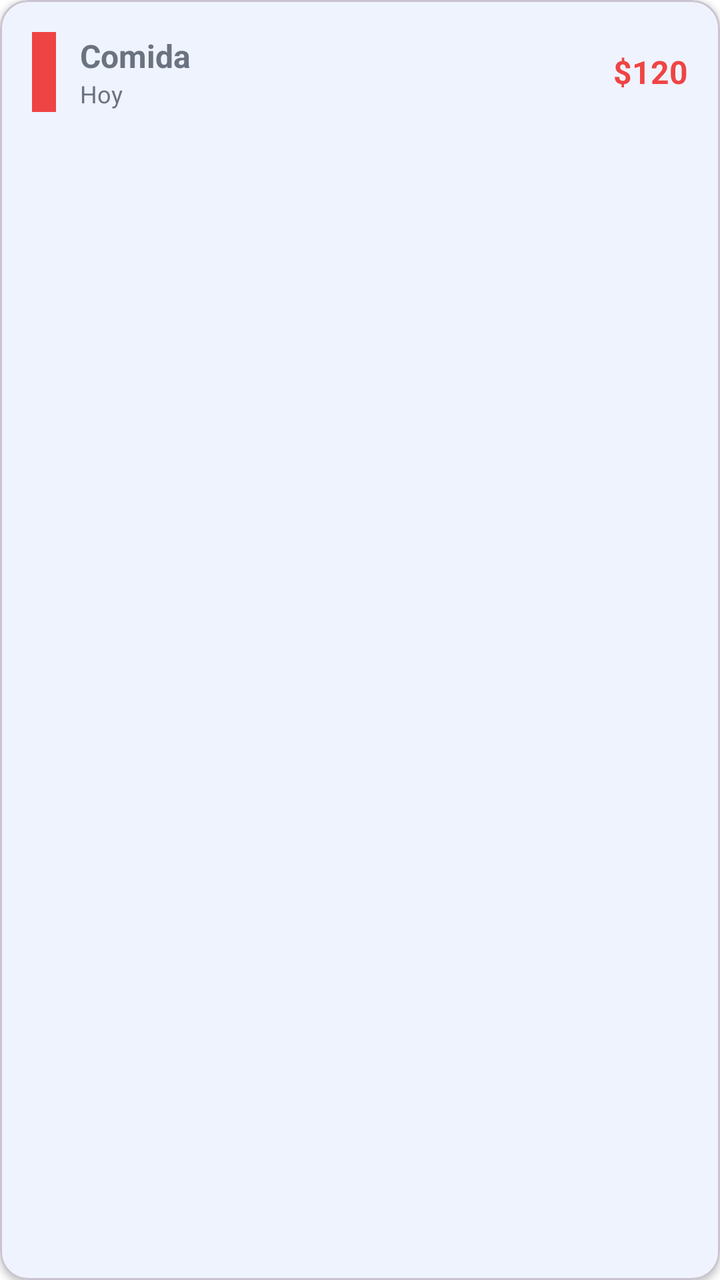
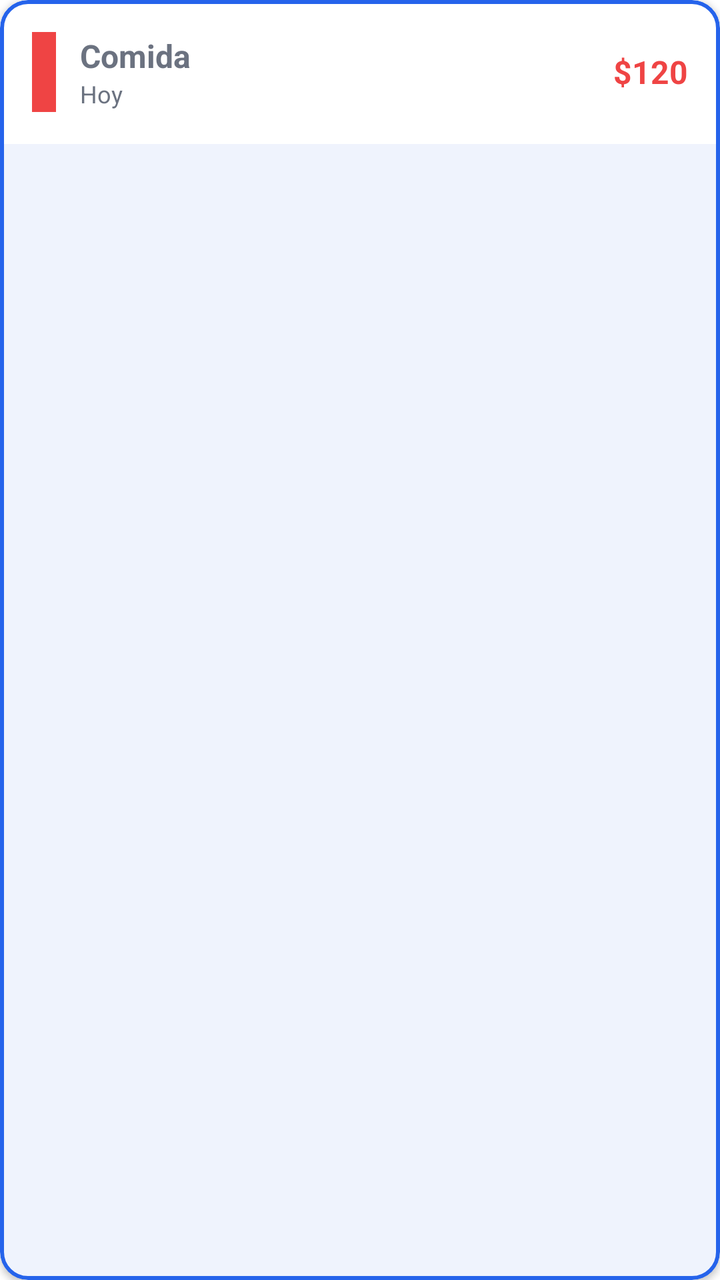

Before-and-after screenshots of an Android layout around one commit, followed by the original layout XML and the change that was made.
<!-- AndroidManifest.xml: application theme Theme.MoneyFlow -->
<!-- res/layout/item_gasto.xml -->
<com.google.android.material.card.MaterialCardView xmlns:android="http://schemas.android.com/apk/res/android"
    xmlns:app="http://schemas.android.com/apk/res-auto"
    android:layout_width="match_parent"
    android:layout_height="wrap_content"
    android:layout_marginVertical="6dp"
    app:cardCornerRadius="14dp"
    app:cardBackgroundColor="?attr/colorSurfaceContainer"
    app:cardElevation="2dp">

    <LinearLayout
        android:layout_width="match_parent"
        android:layout_height="wrap_content"
        android:gravity="center_vertical"
        android:orientation="horizontal"
        android:padding="16dp">

        
        <View
            android:id="@+id/viewCategoryColor"
            android:layout_width="12dp"
            android:layout_height="40dp"
            android:layout_marginEnd="12dp"
            android:background="@color/error" />

        
        <LinearLayout
            android:layout_width="0dp"
            android:layout_height="wrap_content"
            android:layout_weight="1"
            android:orientation="vertical">

            <TextView
                android:id="@+id/tvCategoria"
                android:layout_width="wrap_content"
                android:layout_height="wrap_content"
                android:text="Comida"
                android:textColor="@color/text_secondary"
                android:textSize="16sp"
                android:textStyle="bold" />

            <TextView
                android:id="@+id/tvFecha"
                android:layout_width="wrap_content"
                android:layout_height="wrap_content"
                android:text="Hoy"
                android:textColor="@color/text_secondary"
                android:textSize="12sp" />
        </LinearLayout>

        
        <TextView
            android:id="@+id/tvMonto"
            android:layout_width="wrap_content"
            android:layout_height="wrap_content"
            android:text="$120"
            android:textColor="@color/error"
            android:textSize="16sp"
            android:textStyle="bold" />

    </LinearLayout>

</com.google.android.material.card.MaterialCardView>
<!-- resources referenced by this layout -->
<resources>
  <color name="error">#EF4444</color>
  <color name="text_secondary">#6B7280</color>
  <style name="Theme.MoneyFlow" parent="Base.Theme.MoneyFlow" />
  <style name="Base.Theme.MoneyFlow" parent="Theme.Material3.DayNight.NoActionBar">
          
          
          <item name="colorPrimary">@color/primary</item>
          <item name="colorSurface">@color/white</item>
          <item name="colorSurfaceContainer">@color/white</item>
          <item name="android:windowBackground">@color/surface_light</item>
      </style>
  <color name="primary">#2563EB</color>
  <color name="white">#FFFFFFFF</color>
  <color name="surface_light">#FFFFFF</color>
</resources>

<!-- the commit's change to res/layout/item_gasto.xml (unified diff, before → after) -->
@@ -3,13 +3,16 @@
     android:layout_width="match_parent"
     android:layout_height="wrap_content"
     android:layout_marginVertical="6dp"
+    app:cardBackgroundColor="?attr/colorSurfaceContainer"
     app:cardCornerRadius="14dp"
-    app:cardBackgroundColor="?attr/colorSurfaceContainer"
+    app:strokeColor="@color/primary"
+    app:strokeWidth="2dp"
     app:cardElevation="2dp">
 
     <LinearLayout
         android:layout_width="match_parent"
         android:layout_height="wrap_content"
+        android:background="@color/white"
         android:gravity="center_vertical"
         android:orientation="horizontal"
         android:padding="16dp">
<!-- resource entries referenced after the edit -->
@@ -1,7 +1,9 @@
 <!-- resources referenced by this layout -->
 <resources>
   <color name="error">#EF4444</color>
+  <color name="primary">#2563EB</color>
   <color name="text_secondary">#6B7280</color>
+  <color name="white">#FFFFFFFF</color>
   <style name="Theme.MoneyFlow" parent="Base.Theme.MoneyFlow" />
   <style name="Base.Theme.MoneyFlow" parent="Theme.Material3.DayNight.NoActionBar">
           
@@ -11,8 +13,6 @@
           <item name="colorSurfaceContainer">@color/white</item>
           <item name="android:windowBackground">@color/surface_light</item>
       </style>
-  <color name="primary">#2563EB</color>
-  <color name="white">#FFFFFFFF</color>
   <color name="surface_light">#FFFFFF</color>
 </resources>
 
